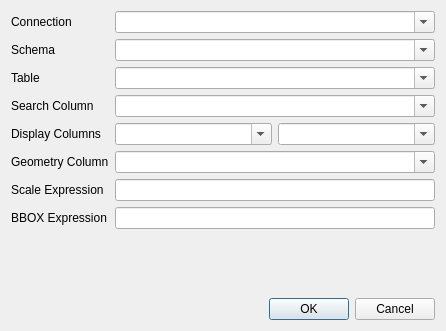
Qt form Discovery/config_dialog.ui (lutraconsulting/qgis-discovery-plugin) before a commit.
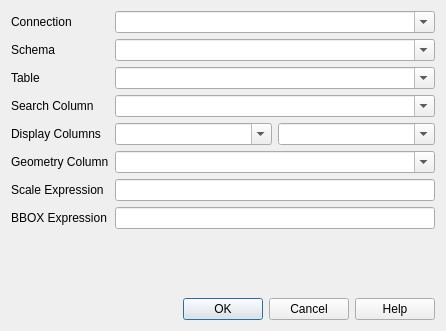
The same form after that commit.

Commit message: Add help button

Diff of the .ui file:
```diff
--- a/Discovery/config_dialog.ui
+++ b/Discovery/config_dialog.ui
@@ -212,7 +212,7 @@
       <enum>Qt::Horizontal</enum>
      </property>
      <property name="standardButtons">
-      <set>QDialogButtonBox::Cancel|QDialogButtonBox::Ok</set>
+      <set>QDialogButtonBox::Cancel|QDialogButtonBox::Help|QDialogButtonBox::Ok</set>
      </property>
     </widget>
    </item>
```
The commit also changes 2 other files.
